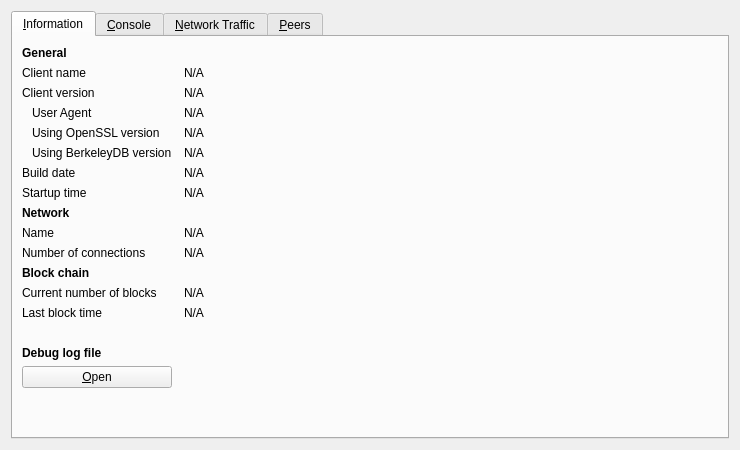
Old version of the form src/qt/forms/rpcconsole.ui in the repository bitcoinxt/bitcoinxt.
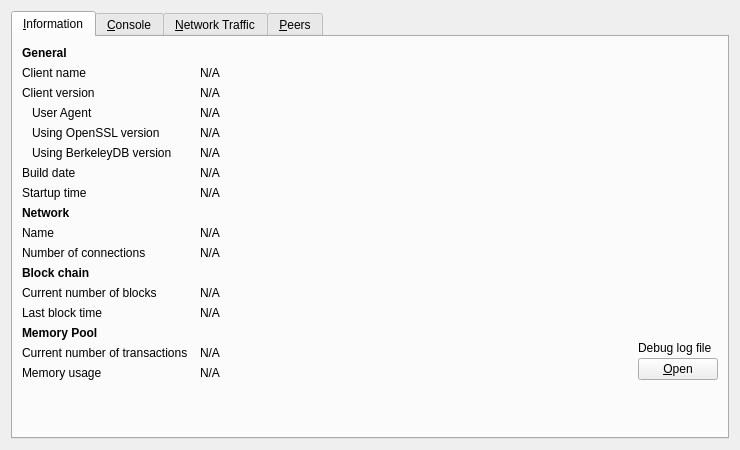
New version of the form. Icons and pictures are not drawn. Custom widgets are drawn as their Qt base class.

Commit message: [Qt] simple mempool info in debug window

The edit to the form file:
```diff
--- a/src/qt/forms/rpcconsole.ui
+++ b/src/qt/forms/rpcconsole.ui
@@ -23,7 +23,7 @@
       <attribute name="title">
        <string>&amp;Information</string>
       </attribute>
-      <layout class="QGridLayout" name="gridLayout" columnstretch="0,1">
+      <layout class="QGridLayout" name="gridLayout" columnstretch="0,1,0">
        <property name="horizontalSpacing">
         <number>12</number>
        </property>
@@ -47,7 +47,7 @@
          </property>
         </widget>
        </item>
-       <item row="1" column="1">
+       <item row="1" column="1" colspan="2">
         <widget class="QLabel" name="clientName">
          <property name="cursor">
           <cursorShape>IBeamCursor</cursorShape>
@@ -70,7 +70,7 @@
          </property>
         </widget>
        </item>
-       <item row="2" column="1">
+       <item row="2" column="1" colspan="2">
         <widget class="QLabel" name="clientVersion">
          <property name="cursor">
           <cursorShape>IBeamCursor</cursorShape>
@@ -96,7 +96,7 @@
          </property>
         </widget>
        </item>
-       <item row="3" column="1">
+       <item row="3" column="1" colspan="2">
         <widget class="QLabel" name="clientUserAgent">
          <property name="cursor">
           <cursorShape>IBeamCursor</cursorShape>
@@ -122,7 +122,7 @@
          </property>
         </widget>
        </item>
-       <item row="4" column="1">
+       <item row="4" column="1" colspan="2">
         <widget class="QLabel" name="openSSLVersion">
          <property name="cursor">
           <cursorShape>IBeamCursor</cursorShape>
@@ -148,7 +148,7 @@
          </property>
         </widget>
        </item>
-       <item row="5" column="1">
+       <item row="5" column="1" colspan="2">
         <widget class="QLabel" name="berkeleyDBVersion">
          <property name="cursor">
           <cursorShape>IBeamCursor</cursorShape>
@@ -171,7 +171,7 @@
          </property>
         </widget>
        </item>
-       <item row="6" column="1">
+       <item row="6" column="1" colspan="2">
         <widget class="QLabel" name="buildDate">
          <property name="cursor">
           <cursorShape>IBeamCursor</cursorShape>
@@ -194,7 +194,7 @@
          </property>
         </widget>
        </item>
-       <item row="7" column="1">
+       <item row="7" column="1" colspan="2">
         <widget class="QLabel" name="startupTime">
          <property name="cursor">
           <cursorShape>IBeamCursor</cursorShape>
@@ -210,19 +210,6 @@
          </property>
         </widget>
        </item>
-       <item row="8" column="0">
-        <widget class="QLabel" name="label_11">
-         <property name="font">
-          <font>
-           <weight>75</weight>
-           <bold>true</bold>
-          </font>
-         </property>
-         <property name="text">
-          <string>Network</string>
-         </property>
-        </widget>
-       </item>
        <item row="9" column="0">
         <widget class="QLabel" name="label_8">
          <property name="text">
@@ -230,7 +217,7 @@
          </property>
         </widget>
        </item>
-       <item row="9" column="1">
+       <item row="9" column="1" colspan="2">
         <widget class="QLabel" name="networkName">
          <property name="cursor">
           <cursorShape>IBeamCursor</cursorShape>
@@ -253,7 +240,7 @@
          </property>
         </widget>
        </item>
-       <item row="10" column="1">
+       <item row="10" column="1" colspan="2">
         <widget class="QLabel" name="numberOfConnections">
          <property name="cursor">
           <cursorShape>IBeamCursor</cursorShape>
@@ -289,7 +276,7 @@
          </property>
         </widget>
        </item>
-       <item row="12" column="1">
+       <item row="12" column="1" colspan="2">
         <widget class="QLabel" name="numberOfBlocks">
          <property name="cursor">
           <cursorShape>IBeamCursor</cursorShape>
@@ -306,13 +293,13 @@
         </widget>
        </item>
        <item row="13" column="0">
-        <widget class="QLabel" name="label_2">
+        <widget class="QLabel" name="labelLastBlockTime">
          <property name="text">
           <string>Last block time</string>
          </property>
         </widget>
        </item>
-       <item row="13" column="1">
+       <item row="13" column="1" colspan="2">
         <widget class="QLabel" name="lastBlockTime">
          <property name="cursor">
           <cursorShape>IBeamCursor</cursorShape>
@@ -329,20 +316,43 @@
         </widget>
        </item>
        <item row="14" column="0">
-        <spacer name="verticalSpacer_2">
-         <property name="orientation">
-          <enum>Qt::Vertical</enum>
+        <widget class="QLabel" name="labelMempoolTitle">
+         <property name="font">
+          <font>
+           <weight>75</weight>
+           <bold>true</bold>
+          </font>
          </property>
-         <property name="sizeHint" stdset="0">
-          <size>
-           <width>20</width>
-           <height>20</height>
-          </size>
+         <property name="text">
+          <string>Memory Pool</string>
          </property>
-        </spacer>
+        </widget>
        </item>
        <item row="15" column="0">
-        <widget class="QLabel" name="labelDebugLogfile">
+        <widget class="QLabel" name="labelNumberOfTransactions">
+         <property name="text">
+          <string>Current number of transactions</string>
+         </property>
+        </widget>
+       </item>
+       <item row="15" column="1">
+        <widget class="QLabel" name="mempoolNumberTxs">
+         <property name="cursor">
+          <cursorShape>IBeamCursor</cursorShape>
+         </property>
+         <property name="text">
+          <string>N/A</string>
+         </property>
+         <property name="textFormat">
+          <enum>Qt::PlainText</enum>
+         </property>
+         <property name="textInteractionFlags">
+          <set>Qt::LinksAccessibleByMouse|Qt::TextSelectableByKeyboard|Qt::TextSelectableByMouse</set>
+         </property>
+        </widget>
+       </item>
+       <item row="8" column="0">
+        <widget class="QLabel" name="labelNetwork">
          <property name="font">
           <font>
            <weight>75</weight>
@@ -350,24 +360,74 @@
           </font>
          </property>
          <property name="text">
-          <string>Debug log file</string>
+          <string>Network</string>
          </property>
         </widget>
        </item>
        <item row="16" column="0">
-        <widget class="QPushButton" name="openDebugLogfileButton">
-         <property name="toolTip">
-          <string>Open the Bitcoin XT debug log file from the current data directory. This can take a few seconds for large log files.</string>
+        <widget class="QLabel" name="labelMemoryUsage">
+         <property name="text">
+          <string>Memory usage</string>
          </property>
+        </widget>
+       </item>
+       <item row="16" column="1">
+        <widget class="QLabel" name="mempoolSize">
+         <property name="cursor">
+          <cursorShape>IBeamCursor</cursorShape>
+         </property>
          <property name="text">
-          <string>&amp;Open</string>
+          <string>N/A</string>
          </property>
-         <property name="autoDefault">
-          <bool>false</bool>
+         <property name="textFormat">
+          <enum>Qt::PlainText</enum>
          </property>
+         <property name="textInteractionFlags">
+          <set>Qt::LinksAccessibleByMouse|Qt::TextSelectableByKeyboard|Qt::TextSelectableByMouse</set>
+         </property>
         </widget>
        </item>
-       <item row="17" column="0">
+       <item row="14" column="2" rowspan="3">
+        <layout class="QVBoxLayout" name="verticalLayoutDebugButton">
+         <property name="spacing">
+          <number>3</number>
+         </property>
+         <item>
+          <spacer name="verticalSpacer_2">
+           <property name="orientation">
+            <enum>Qt::Vertical</enum>
+           </property>
+           <property name="sizeHint" stdset="0">
+            <size>
+             <width>10</width>
+             <height>5</height>
+            </size>
+           </property>
+          </spacer>
+         </item>
+         <item>
+          <widget class="QLabel" name="labelDebugLogfile">
+           <property name="text">
+            <string>Debug log file</string>
+           </property>
+          </widget>
+         </item>
+         <item>
+          <widget class="QPushButton" name="openDebugLogfileButton">
+           <property name="toolTip">
+            <string>Open the Bitcoin XT debug log file from the current data directory. This can take a few seconds for large log files.</string>
+           </property>
+           <property name="text">
+            <string>&amp;Open</string>
+           </property>
+           <property name="autoDefault">
+            <bool>false</bool>
+           </property>
+          </widget>
+         </item>
+        </layout>
+       </item>
+       <item row="18" column="0">
         <spacer name="verticalSpacer">
          <property name="orientation">
           <enum>Qt::Vertical</enum>
```
The commit also changes 4 other files.
